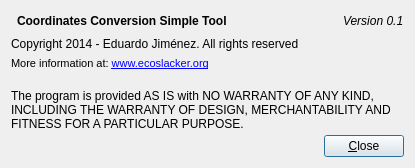
This is aboutdialog.ui in ecoslacker/coordinates-conversion-tool as Qt 5 draws it before an edit. The edited form follows.
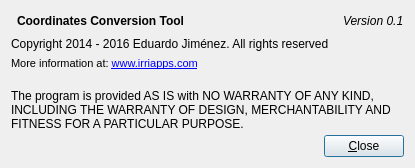
This is the edited form. Icons and pictures are not drawn.

Commit message: Change about info and batch conversion text

Patch:
```diff
--- a/aboutdialog.ui
+++ b/aboutdialog.ui
@@ -30,7 +30,7 @@
      <item>
       <widget class="QLabel" name="label">
        <property name="text">
-        <string>&lt;html&gt;&lt;head/&gt;&lt;body&gt;&lt;p&gt;&lt;span style=&quot; font-weight:600;&quot;&gt;Coordinates Conversion Simple Tool&lt;/span&gt;&lt;/p&gt;&lt;/body&gt;&lt;/html&gt;</string>
+        <string>&lt;html&gt;&lt;head/&gt;&lt;body&gt;&lt;p&gt;&lt;span style=&quot; font-weight:600;&quot;&gt;Coordinates Conversion Tool&lt;/span&gt;&lt;/p&gt;&lt;/body&gt;&lt;/html&gt;</string>
        </property>
       </widget>
      </item>
@@ -59,7 +59,7 @@
    <item>
     <widget class="QLabel" name="label_2">
      <property name="text">
-      <string>Copyright 2014 - Eduardo Jiménez. All rights reserved</string>
+      <string>Copyright 2014 - 2016 Eduardo Jiménez. All rights reserved</string>
      </property>
     </widget>
    </item>
@@ -70,7 +70,7 @@
 &lt;html&gt;&lt;head&gt;&lt;meta name=&quot;qrichtext&quot; content=&quot;1&quot; /&gt;&lt;style type=&quot;text/css&quot;&gt;
 p, li { white-space: pre-wrap; }
 &lt;/style&gt;&lt;/head&gt;&lt;body style=&quot; font-family:'MS Shell Dlg 2'; font-size:8pt; font-weight:400; font-style:normal;&quot;&gt;
-&lt;p style=&quot; margin-top:0px; margin-bottom:0px; margin-left:0px; margin-right:0px; -qt-block-indent:0; text-indent:0px;&quot;&gt;More information at: &lt;a href=&quot;www.ecoslacker.org&quot;&gt;&lt;span style=&quot; text-decoration: underline; color:#0000ff;&quot;&gt;www.ecoslacker.org&lt;/span&gt;&lt;/a&gt;&lt;/p&gt;&lt;/body&gt;&lt;/html&gt;</string>
+&lt;p style=&quot; margin-top:0px; margin-bottom:0px; margin-left:0px; margin-right:0px; -qt-block-indent:0; text-indent:0px;&quot;&gt;More information at: &lt;a href=&quot;www.irriapps.com&quot;&gt;&lt;span style=&quot; text-decoration: underline; color:#0000ff;&quot;&gt;www.irriapps.com&lt;/span&gt;&lt;/a&gt;&lt;/p&gt;&lt;/body&gt;&lt;/html&gt;</string>
      </property>
     </widget>
    </item>
```
The commit also changes 1 other file.
